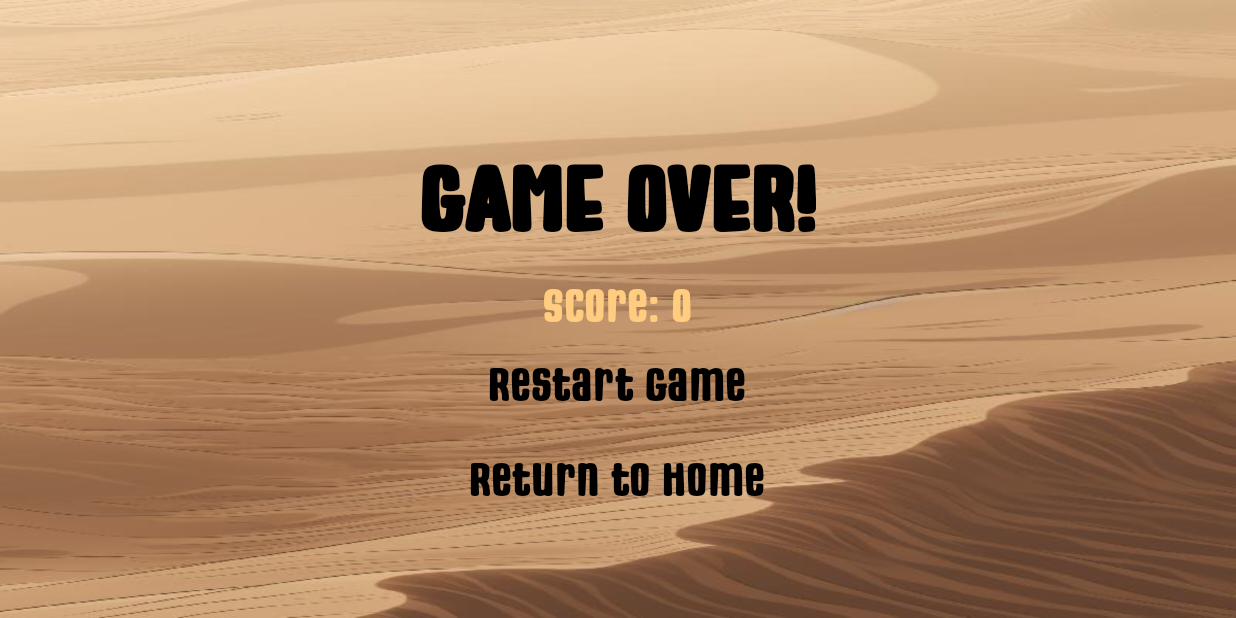
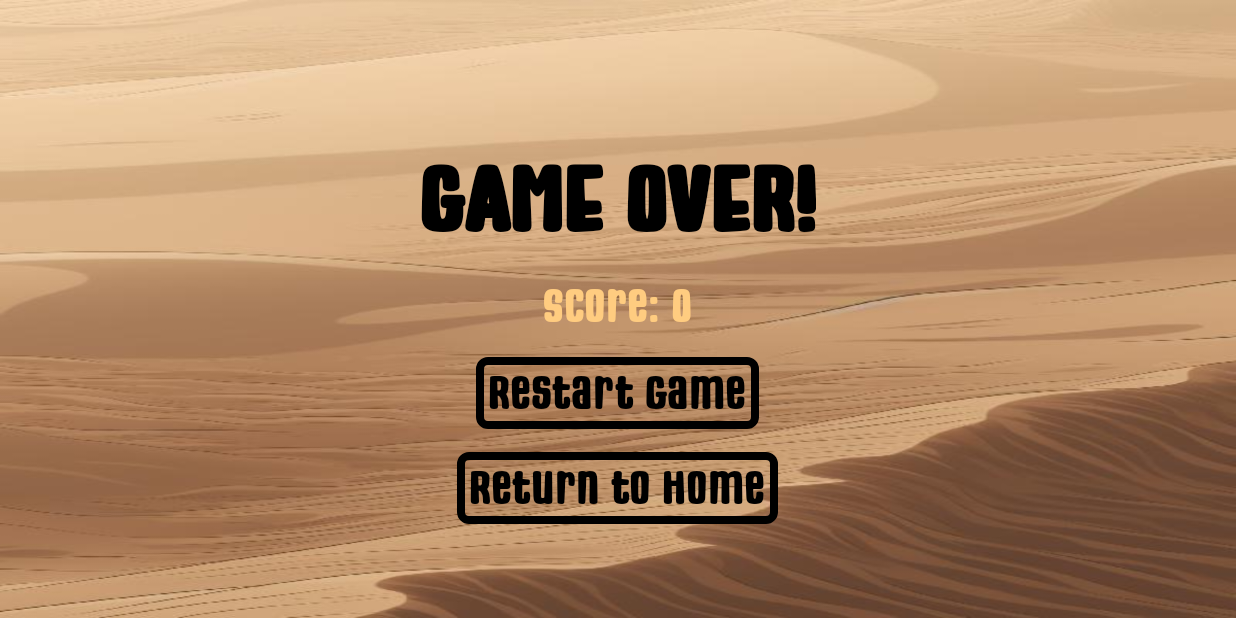
Before and after one commit to Moeishere/Project-SnakeGame, an Android app: the screen it shows after launch (GameOverActivity), on a phone screen of 824 x 412 dp (held sideways). Run offline under Robolectric (Android 15) with nearby library versions, the phone set to English and light mode, and no system bars.

Commit message:
Updated GAME OVER SCREEN with Transparent Black Box Around The Menu Text Buttons

```diff
--- a/app/src/main/res/layout/game_over_layout.xml
+++ b/app/src/main/res/layout/game_over_layout.xml
@@ -40,6 +40,8 @@
         android:layout_marginTop="15dp"
         android:clickable="true"
         android:focusable="true"
+        android:gravity="center"
+        android:background="@drawable/button_background"
         android:fontFamily="@font/button_font"
         android:minHeight="48dp"
         android:text="@string/restart_text"
@@ -55,6 +57,8 @@
         android:layout_marginTop="15dp"
         android:clickable="true"
         android:focusable="true"
+        android:gravity="center"
+        android:background="@drawable/button_background"
         android:fontFamily="@font/button_font"
         android:minHeight="48dp"
         android:text="@string/home_text"
```
